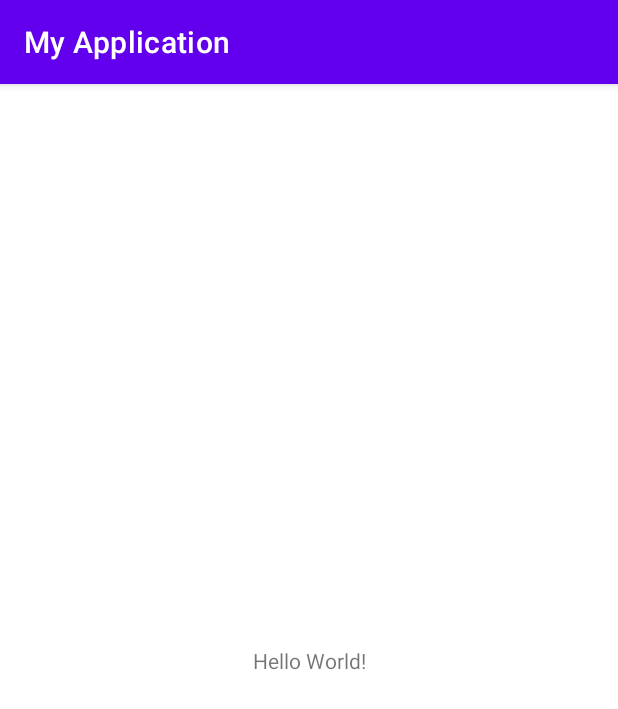
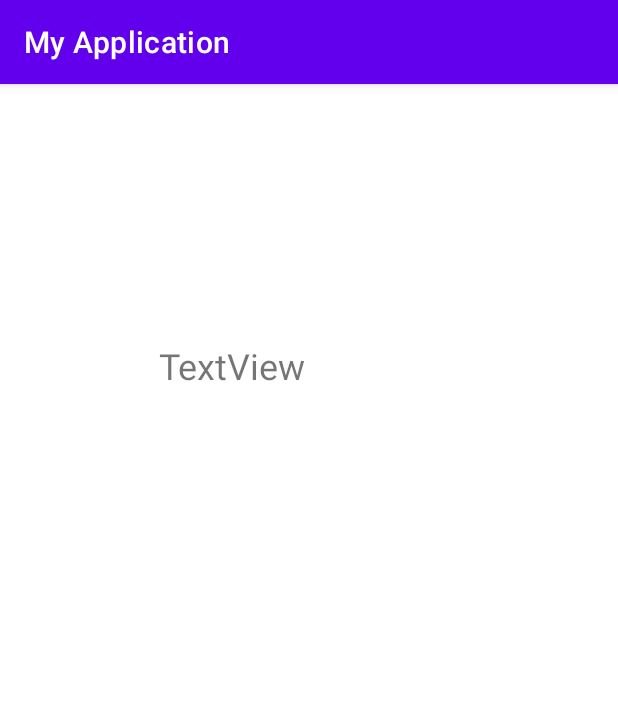
Before and after one commit to Serfeg/Android-Studio, an Android app: the screen it shows after launch (MainActivity), on a phone screen of 412 x 824 dp. Shown: the top 709 px of the screen. Run offline under Robolectric (Android 15) with nearby library versions, the phone set to English and light mode, and no system bars.

Commit message:
Пункт 2. Добавление TextView

```diff
--- a/MyApplication4/app/src/main/res/layout/activity_main.xml
+++ b/MyApplication4/app/src/main/res/layout/activity_main.xml
@@ -7,12 +7,15 @@
     tools:context=".MainActivity">
 
     <TextView
+        android:id="@+id/textView"
         android:layout_width="wrap_content"
         android:layout_height="wrap_content"
-        android:text="Hello World!"
+        android:text="TextView"
+        android:textSize="@dimen/textSize"
         app:layout_constraintBottom_toBottomOf="parent"
-        app:layout_constraintLeft_toLeftOf="parent"
-        app:layout_constraintRight_toRightOf="parent"
-        app:layout_constraintTop_toTopOf="parent" />
-
+        app:layout_constraintEnd_toEndOf="parent"
+        app:layout_constraintHorizontal_bias="0.337"
+        app:layout_constraintStart_toStartOf="parent"
+        app:layout_constraintTop_toTopOf="parent"
+        app:layout_constraintVertical_bias="0.233" />
 </androidx.constraintlayout.widget.ConstraintLayout>
--- /dev/null
+++ b/MyApplication4/app/src/main/res/values/dimens.xml
@@ -0,0 +1,4 @@
+<?xml version="1.0" encoding="utf-8"?>
+<resources>
+    <dimen name="textSize">24sp</dimen>
+</resources>
```
